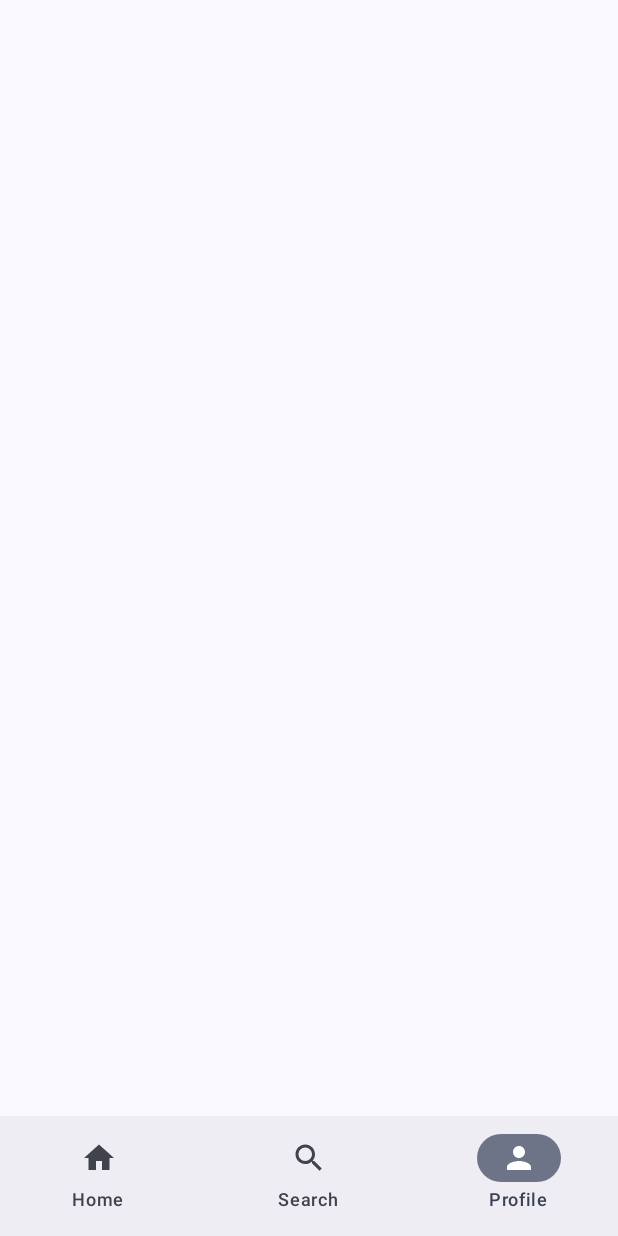
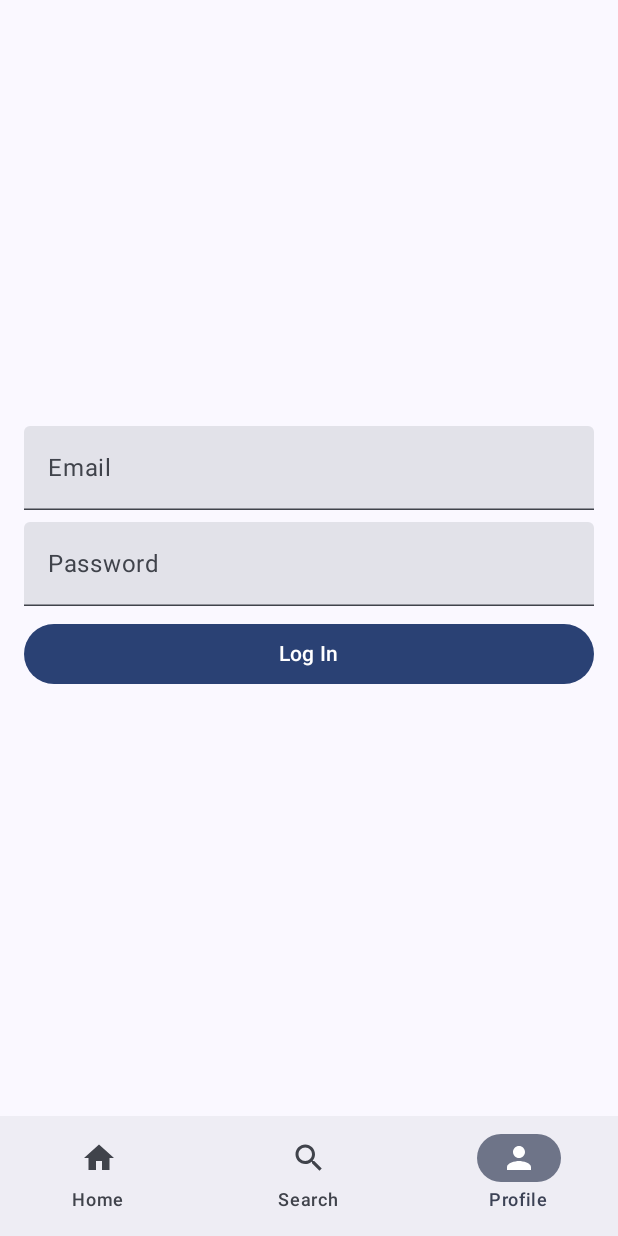
Before and after one commit to meeriemarie/dwitter, an Android app built with Jetpack Compose: the screen it shows after launch (MainActivity before the commit, MainNavigation after it), item 3 of the bottom bar chosen, on a phone screen of 412 x 824 dp. Run offline under Robolectric (Android 15) with nearby library versions, the phone set to English and light mode, and no system bars; our stand-ins replace livedata-compose; libraries missing offline, so code that uses them is left out: io.github.jan.supabase; 3 statements that could not run were skipped.

Commit message:
Finished Navbar, added viewModel, made logIn Screen(WIP)

```diff
--- a/app/build.gradle.kts
+++ b/app/build.gradle.kts
@@ -52,8 +52,10 @@ android {
 }
 
 dependencies {
+    implementation(libs.androidx.runtime.livedata)
     val supabase_version = "3.0.3"
     val ktor_version = "3.0.3"
+    val lifecycle_version = "2.8.7"
 
     implementation ("io.github.jan-tennert.supabase:postgrest-kt:$supabase_version")
     implementation ("io.github.jan-tennert.supabase:storage-kt:$supabase_version")
@@ -65,6 +67,9 @@ dependencies {
     implementation ("org.jetbrains.kotlinx:kotlinx-serialization-json:1.8.0")
 
     implementation("androidx.navigation:navigation-compose:2.8.5")
+
+    implementation("androidx.lifecycle:lifecycle-viewmodel-compose:$lifecycle_version")
+    implementation("androidx.lifecycle:lifecycle-runtime-compose:$lifecycle_version")
 
     implementation(libs.androidx.core.ktx)
     implementation(libs.androidx.lifecycle.runtime.ktx)
--- a/app/src/main/AndroidManifest.xml
+++ b/app/src/main/AndroidManifest.xml
@@ -16,7 +16,7 @@
         android:theme="@style/Theme.Dwitter_CCL3"
         tools:targetApi="31">
         <activity
-            android:name=".MainActivity"
+            android:name=".MainNavigation"
             android:exported="true"
             android:label="@string/app_name"
             android:theme="@style/Theme.Dwitter_CCL3">
--- a/app/src/main/java/dev/cc231054/dwitter_ccl3/MainActivity.kt
+++ b/app/src/main/java/dev/cc231054/dwitter_ccl3/MainNavigation.kt
@@ -4,14 +4,9 @@ import android.os.Bundle
 import androidx.activity.ComponentActivity
 import androidx.activity.compose.setContent
 import androidx.activity.enableEdgeToEdge
-import androidx.compose.foundation.layout.fillMaxSize
-import androidx.compose.foundation.layout.padding
-import androidx.compose.material3.Scaffold
-import androidx.compose.ui.Modifier
-import dev.cc231054.dwitter_ccl3.ui.UserList
 import dev.cc231054.dwitter_ccl3.ui.theme.Dwitter_CCL3Theme
 
-class MainActivity : ComponentActivity() {
+class MainNavigation : ComponentActivity() {
     override fun onCreate(savedInstanceState: Bundle?) {
         super.onCreate(savedInstanceState)
         enableEdgeToEdge()
--- a/app/src/main/java/dev/cc231054/dwitter_ccl3/MainScreen.kt
+++ b/app/src/main/java/dev/cc231054/dwitter_ccl3/MainScreen.kt
@@ -1,64 +1,39 @@
 package dev.cc231054.dwitter_ccl3
 
+import androidx.compose.foundation.layout.Column
 import androidx.compose.foundation.layout.fillMaxSize
 import androidx.compose.foundation.layout.padding
-import androidx.compose.material.icons.Icons
-import androidx.compose.material.icons.filled.Home
-import androidx.compose.material.icons.filled.Person
-import androidx.compose.material.icons.filled.Search
-import androidx.compose.material3.Icon
-import androidx.compose.material3.NavigationBar
-import androidx.compose.material3.NavigationBarItem
 import androidx.compose.material3.Scaffold
-import androidx.compose.material3.Text
 import androidx.compose.runtime.Composable
-import androidx.compose.runtime.getValue
-import androidx.compose.runtime.mutableIntStateOf
-import androidx.compose.runtime.remember
-import androidx.compose.runtime.setValue
 import androidx.compose.ui.Modifier
-import dev.cc231054.dwitter_ccl3.ui.NavItem
+import androidx.navigation.compose.NavHost
+import androidx.navigation.compose.composable
+import androidx.navigation.compose.rememberNavController
+import dev.cc231054.dwitter_ccl3.ui.BottomNavigationBar
+import dev.cc231054.dwitter_ccl3.ui.ContentScreen
+import dev.cc231054.dwitter_ccl3.ui.Screens
 import dev.cc231054.dwitter_ccl3.ui.UserList
+import dev.cc231054.dwitter_ccl3.ui.logInScreen
 
 @Composable
 fun MainScreen(modifier: Modifier = Modifier) {
+        Column {
+            val bottomNav = rememberNavController()
+            Scaffold(
+                modifier = Modifier.fillMaxSize(),
+                bottomBar = { BottomNavigationBar(bottomNav) })
+            {innerPadding ->
+                NavHost(bottomNav, Screens.Home.name) {
+                    composable(Screens.Home.name) {
+                        ContentScreen(Modifier.padding(innerPadding))
+                    }
+                    composable(Screens.Search.name) {
 
-    val navItemList = listOf(
-        NavItem("Home", Icons.Default.Home),
-        NavItem("Search", Icons.Default.Search),
-        NavItem("Profile", Icons.Default.Person),
-    )
-
-    var selectedIndex by remember {
-        mutableIntStateOf(0)
-    }
-
-    Scaffold(
-        modifier = Modifier.fillMaxSize(),
-        bottomBar = {
-            NavigationBar {
-                navItemList.forEachIndexed { index, navItem ->
-                    NavigationBarItem(
-                        selected = selectedIndex == index,
-                        onClick = {
-                            selectedIndex = index
-                        },
-                        icon = {
-                            Icon(imageVector = navItem.icon, contentDescription = "Icon for ${navItem.label}",)
-                        },
-                        label = {
-                            Text(text = navItem.label)
-                        },
-                    )
+                    }
+                    composable(Screens.Profile.name) {
+                        logInScreen(Modifier.padding(innerPadding))
+                    }
                 }
             }
-        },
-    ) { innerPadding ->
-        ContentScreen(modifier = Modifier.padding(innerPadding))
-    }
+        }
 }
-
-@Composable
-fun ContentScreen(modifier: Modifier = Modifier) {
-    UserList(modifier = modifier)
-}
--- a/app/src/main/java/dev/cc231054/dwitter_ccl3/ui/AppViewModelProviderFactory.kt
+++ b/app/src/main/java/dev/cc231054/dwitter_ccl3/ui/AppViewModelProviderFactory.kt
@@ -1,4 +1,8 @@
 package dev.cc231054.dwitter_ccl3.ui
 
-object AppViewModelProviderFactory {
-}
+import androidx.lifecycle.ViewModelProvider.AndroidViewModelFactory.Companion.APPLICATION_KEY
+import androidx.lifecycle.viewModelScope
+import androidx.lifecycle.viewmodel.initializer
+import androidx.lifecycle.viewmodel.viewModelFactory
+
+object AppViewModelProviderFactory {}
--- /dev/null
+++ b/app/src/main/java/dev/cc231054/dwitter_ccl3/ui/LogIn.kt
@@ -0,0 +1,97 @@
+package dev.cc231054.dwitter_ccl3.ui
+
+import androidx.compose.foundation.layout.Arrangement
+import androidx.compose.foundation.layout.Column
+import androidx.compose.foundation.layout.Spacer
+import androidx.compose.foundation.layout.fillMaxSize
+import androidx.compose.foundation.layout.fillMaxWidth
+import androidx.compose.foundation.layout.height
+import androidx.compose.foundation.layout.padding
+import androidx.compose.material3.Button
+import androidx.compose.material3.Text
+import androidx.compose.material3.TextField
+import androidx.compose.runtime.Composable
+import androidx.compose.runtime.getValue
+import androidx.compose.runtime.mutableStateOf
+import androidx.compose.runtime.remember
+import androidx.compose.runtime.setValue
+import androidx.compose.ui.Alignment
+import androidx.compose.ui.Modifier
+import androidx.compose.ui.graphics.Color
+import androidx.compose.ui.text.input.PasswordVisualTransformation
+import androidx.compose.ui.unit.dp
+import io.github.jan.supabase.auth.auth
+import io.github.jan.supabase.auth.providers.builtin.Email
+import kotlinx.coroutines.CoroutineScope
+import kotlinx.coroutines.Dispatchers
+import kotlinx.coroutines.launch
+
+@Composable
+fun logInScreen(modifier: Modifier = Modifier) {
+    val auth = supabase.auth
+    var email by remember { mutableStateOf("") }
+    var password by remember { mutableStateOf("") }
+    var errorMessage by remember { mutableStateOf<String?>(null) }
+    var successMessage by remember { mutableStateOf<String?>(null) }
+
+
+    Column(modifier = modifier
+        .fillMaxSize()
+        .padding(16.dp),
+        verticalArrangement = Arrangement.Center,
+        horizontalAlignment = Alignment.CenterHorizontally
+    ) {
+        TextField(
+            value = email,
+            onValueChange = {email = it},
+            label = { Text("Email") },
+            modifier = Modifier.fillMaxWidth()
+        )
+
+        Spacer(modifier = Modifier.height(8.dp))
+
+        TextField(
+            value = password,
+            onValueChange = {password = it},
+            label = { Text("Password") },
+            modifier = Modifier.fillMaxWidth(),
+            visualTransformation = PasswordVisualTransformation()
+        )
+
+        Spacer(modifier = Modifier.height(8.dp))
+
+        Button(
+            onClick = {
+                CoroutineScope(Dispatchers.IO).launch {
+                    try {
+                        val response = auth.signInWith(Email) {
+                            this.email = email
+                            this.password = password
+                        }
+                    } catch (e: Exception) {
+                        errorMessage = e.message
+                        successMessage = null
+                    }
+                }
+            },
+            modifier = Modifier.fillMaxWidth()
+        ) {
+            Text("Log In")
+        }
+        if (successMessage != null) {
+            Text(
+                text = successMessage!!,
+                color = Color.Green,
+                modifier = Modifier.padding(top = 16.dp)
+            )
+        }
+        if (errorMessage != null) {
+            Text(
+                text = errorMessage!!,
+                color = Color.Red,
+                modifier = Modifier.padding(top = 16.dp)
+            )
+        }
+    }
+
+}
--- a/app/src/main/java/dev/cc231054/dwitter_ccl3/ui/NavItem.kt
+++ b/app/src/main/java/dev/cc231054/dwitter_ccl3/ui/NavItem.kt
@@ -1,8 +1,51 @@
 package dev.cc231054.dwitter_ccl3.ui
 
+import androidx.compose.material.icons.Icons
+import androidx.compose.material.icons.filled.AddCircle
+import androidx.compose.material.icons.filled.Build
+import androidx.compose.material.icons.filled.Favorite
+import androidx.compose.material.icons.filled.Home
+import androidx.compose.material.icons.filled.Person
+import androidx.compose.material.icons.filled.Search
+import androidx.compose.material3.Icon
+import androidx.compose.material3.NavigationBar
+import androidx.compose.material3.NavigationBarItem
+import androidx.compose.material3.Text
+import androidx.compose.runtime.Composable
 import androidx.compose.ui.graphics.vector.ImageVector
+import androidx.navigation.NavController
+import androidx.navigation.compose.currentBackStackEntryAsState
 
-data class NavItem(
-    val label: String,
-    val icon: ImageVector,
-)
+
+enum class Screens {
+    Home,
+    Search,
+    Profile
+}
+
+@Composable
+fun BottomNavigationBar(navController: NavController){
+    val activeRoute = navController.currentBackStackEntryAsState().value?.destination?.route?:Screens.Home.name
+    val activeSreen = Screens.valueOf(activeRoute)
+
+    NavigationBar {
+        NavigationBarItem(
+            selected = activeSreen == Screens.Home,
+            onClick = {navController.navigate(Screens.Home.name)},
+            icon = { Icon(imageVector = Icons.Filled.Home, contentDescription = "Home") },
+            label = { Text("Home") }
+        )
+        NavigationBarItem(
+            selected = activeSreen == Screens.Search,
+            onClick = {navController.navigate(Screens.Search.name)},
+            icon = { Icon(imageVector = Icons.Filled.Search, contentDescription = "Search") },
+            label = { Text("Search") }
+        )
+        NavigationBarItem(
+            selected = activeSreen == Screens.Profile,
+            onClick = {navController.navigate(Screens.Profile.name)},
+            icon = { Icon(imageVector = Icons.Filled.Person, contentDescription = "Profile") },
+            label = { Text("Profile") }
+        )
+    }
+}
--- a/app/src/main/java/dev/cc231054/dwitter_ccl3/ui/UserUI.kt
+++ b/app/src/main/java/dev/cc231054/dwitter_ccl3/ui/UserUI.kt
@@ -1,30 +1,30 @@
 package dev.cc231054.dwitter_ccl3.ui
 
+import android.util.Log
 import androidx.compose.foundation.layout.padding
 import androidx.compose.foundation.lazy.LazyColumn
 import androidx.compose.foundation.lazy.items
 import androidx.compose.material3.Text
 import androidx.compose.runtime.Composable
-import androidx.compose.runtime.LaunchedEffect
 import androidx.compose.runtime.getValue
-import androidx.compose.runtime.mutableStateOf
-import androidx.compose.runtime.remember
+import androidx.compose.runtime.livedata.observeAsState
 import androidx.compose.runtime.setValue
 import androidx.compose.ui.Modifier
 import androidx.compose.ui.unit.dp
-import dev.cc231054.dwitter_ccl3.db.UserEntity
-import io.github.jan.supabase.postgrest.from
+import androidx.lifecycle.viewmodel.compose.viewModel
 
 
 @Composable
-fun UserList(modifier: Modifier = Modifier) {
-    var users by remember { mutableStateOf<List<UserEntity>>(listOf()) }
-    LaunchedEffect(Unit) {
-        val fetchedUsers = supabase.from("users")
-            .select()
-            .decodeList<UserEntity>()
-        users = fetchedUsers
-        }
+fun ContentScreen(modifier: Modifier = Modifier) {
+    UserList(modifier = modifier)
+}
+
+@Composable
+fun UserList(
+    modifier: Modifier = Modifier,
+    viewModel: UserViewModel = viewModel()
+) {
+    val users by viewModel.users.observeAsState(emptyList())
     LazyColumn {
         items(users, key = { user -> user.id},) { user ->
             Text(user.username, modifier = Modifier.padding(8.dp))
--- a/app/src/main/java/dev/cc231054/dwitter_ccl3/ui/UserViewModel.kt
+++ b/app/src/main/java/dev/cc231054/dwitter_ccl3/ui/UserViewModel.kt
@@ -1,9 +1,17 @@
 package dev.cc231054.dwitter_ccl3.ui
 
+import android.util.Log
+import androidx.lifecycle.LiveData
+import androidx.lifecycle.MutableLiveData
 import androidx.lifecycle.ViewModel
+import androidx.lifecycle.viewModelScope
+import dev.cc231054.dwitter_ccl3.db.UserEntity
 import io.github.jan.supabase.SupabaseClient
+import io.github.jan.supabase.auth.Auth
 import io.github.jan.supabase.createSupabaseClient
 import io.github.jan.supabase.postgrest.Postgrest
+import io.github.jan.supabase.postgrest.from
+import kotlinx.coroutines.launch
 
 val supabaseUrl = "https://wysgyswdoefgyxubgcdl.supabase.co"
 val supabaseKey =
@@ -13,4 +21,23 @@ val supabase = createSupabaseClient(
     supabaseUrl, supabaseKey
 ) {
     install(Postgrest)
+    install(Auth)
 }
+
+class UserViewModel(): ViewModel() {
+    private val _users = MutableLiveData<List<UserEntity>>()
+    val users: LiveData<List<UserEntity>> get() = _users
+
+    init {
+        viewModelScope.launch {
+            try {
+                val fetchedUsers = supabase.from("users")
+                    .select()
+                    .decodeList<UserEntity>()
+                _users.value = fetchedUsers
+            } catch (e: Exception) {
+                Log.e("UserViewModel", "Error: ${e.message}")
+            }
+        }
+    }
+}
--- a/gradle/libs.versions.toml
+++ b/gradle/libs.versions.toml
@@ -8,6 +8,7 @@ espressoCore = "3.6.1"
 lifecycleRuntimeKtx = "2.8.7"
 activityCompose = "1.9.3"
 composeBom = "2024.04.01"
+runtimeLivedata = "1.7.6"
 
 [libraries]
 androidx-core-ktx = { group = "androidx.core", name = "core-ktx", version.ref = "coreKtx" }
@@ -24,6 +25,7 @@ androidx-ui-tooling-preview = { group = "androidx.compose.ui", name = "ui-toolin
 androidx-ui-test-manifest = { group = "androidx.compose.ui", name = "ui-test-manifest" }
 androidx-ui-test-junit4 = { group = "androidx.compose.ui", name = "ui-test-junit4" }
 androidx-material3 = { group = "androidx.compose.material3", name = "material3" }
+androidx-runtime-livedata = { group = "androidx.compose.runtime", name = "runtime-livedata", version.ref = "runtimeLivedata" }
 
 [plugins]
 android-application = { id = "com.android.application", version.ref = "agp" }
```
